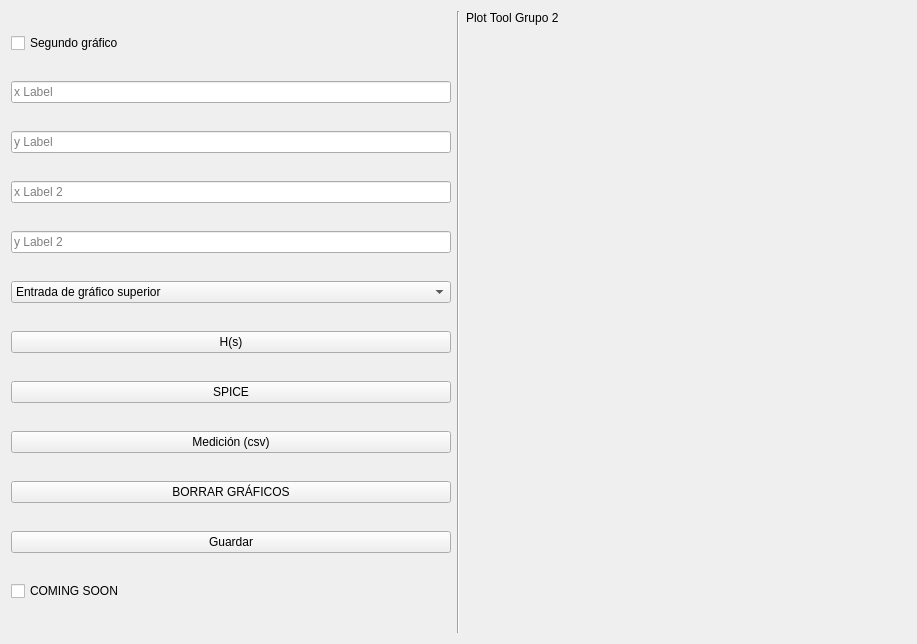
Above: designer/tp1ui.ui from AlexStephan/TC_TP_GRUPAL_1 before the change. Below: the same form after it.
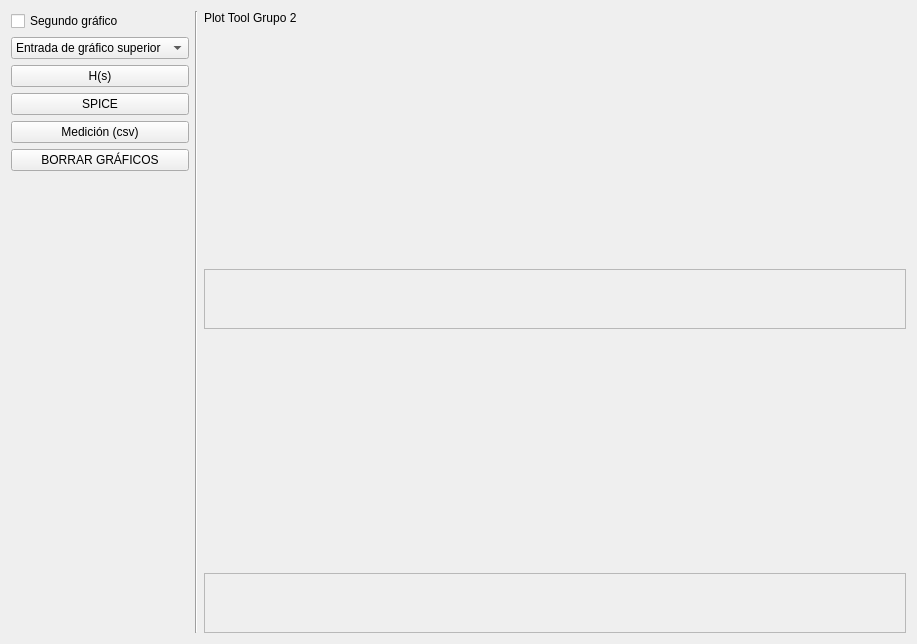
That is the form after the change.

Commit message: ocultar navigation 2, y quitar lo q esta de mas

The edit to the form file:
```diff
--- a/designer/tp1ui.ui
+++ b/designer/tp1ui.ui
@@ -23,34 +23,6 @@
        </property>
       </widget>
      </item>
-     <item>
-      <widget class="QLineEdit" name="xLabel_LineEdit">
-       <property name="placeholderText">
-        <string>x Label</string>
-       </property>
-      </widget>
-     </item>
-     <item>
-      <widget class="QLineEdit" name="yLabel_LineEdit">
-       <property name="placeholderText">
-        <string>y Label</string>
-       </property>
-      </widget>
-     </item>
-     <item>
-      <widget class="QLineEdit" name="xLabel2_LineEdit">
-       <property name="placeholderText">
-        <string>x Label 2</string>
-       </property>
-      </widget>
-     </item>
-     <item>
-      <widget class="QLineEdit" name="yLabel2_LineEdit">
-       <property name="placeholderText">
-        <string>y Label 2</string>
-       </property>
-      </widget>
-     </item>
      <item>
       <widget class="QComboBox" name="selectorGraficoEntrada_ComboBox">
        <item>
@@ -99,18 +71,17 @@
       </widget>
      </item>
      <item>
-      <widget class="QPushButton" name="guardar_PushButton">
-       <property name="text">
-        <string>Guardar</string>
+      <spacer name="verticalSpacer">
+       <property name="orientation">
+        <enum>Qt::Vertical</enum>
        </property>
-      </widget>
-     </item>
-     <item>
-      <widget class="QCheckBox" name="comingSoon_CheckBox">
-       <property name="text">
-        <string>COMING SOON</string>
+       <property name="sizeHint" stdset="0">
+        <size>
+         <width>20</width>
+         <height>40</height>
+        </size>
        </property>
-      </widget>
+      </spacer>
      </item>
     </layout>
    </item>
@@ -137,7 +108,29 @@
       </widget>
      </item>
      <item>
-      <layout class="QHBoxLayout" name="navigation1"/>
+      <widget class="QFrame" name="frame">
+       <property name="minimumSize">
+        <size>
+         <width>0</width>
+         <height>60</height>
+        </size>
+       </property>
+       <property name="frameShape">
+        <enum>QFrame::StyledPanel</enum>
+       </property>
+       <property name="frameShadow">
+        <enum>QFrame::Raised</enum>
+       </property>
+       <layout class="QHBoxLayout" name="horizontalLayout_2">
+        <item>
+         <layout class="QHBoxLayout" name="navigation1">
+          <property name="sizeConstraint">
+           <enum>QLayout::SetDefaultConstraint</enum>
+          </property>
+         </layout>
+        </item>
+       </layout>
+      </widget>
      </item>
      <item>
       <widget class="QStackedWidget" name="graficoInferior_StackedWidget">
@@ -146,7 +139,25 @@
       </widget>
      </item>
      <item>
-      <layout class="QVBoxLayout" name="navigation2"/>
+      <widget class="QFrame" name="frame_2">
+       <property name="minimumSize">
+        <size>
+         <width>0</width>
+         <height>60</height>
+        </size>
+       </property>
+       <property name="frameShape">
+        <enum>QFrame::StyledPanel</enum>
+       </property>
+       <property name="frameShadow">
+        <enum>QFrame::Raised</enum>
+       </property>
+       <layout class="QHBoxLayout" name="horizontalLayout_3">
+        <item>
+         <layout class="QHBoxLayout" name="navigation2"/>
+        </item>
+       </layout>
+      </widget>
      </item>
     </layout>
    </item>
```
The commit also changes 2 other files.
